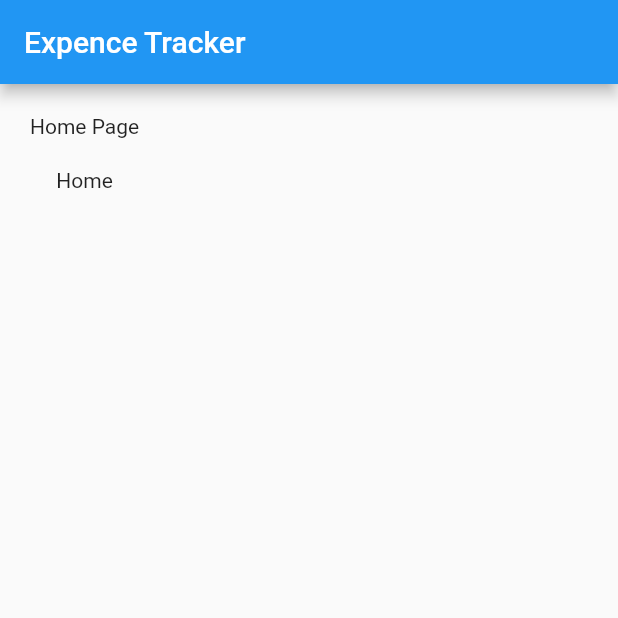
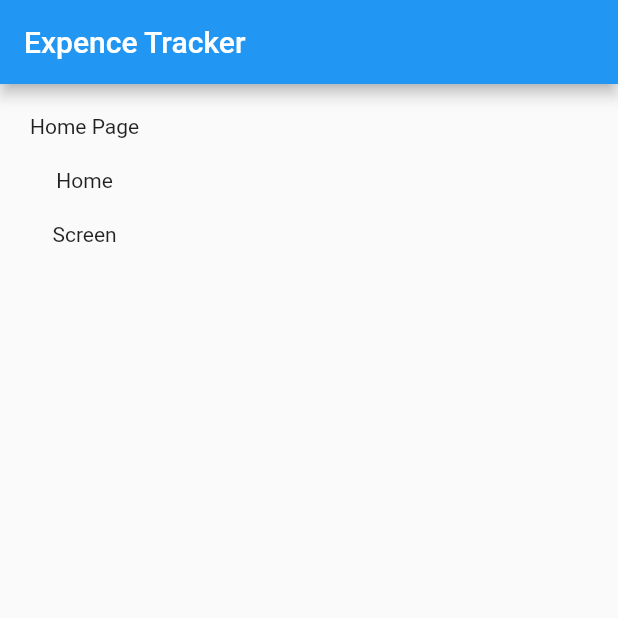
Before and after one commit to omitkumar86/household_expence_tracker, a Flutter app: the screen it shows after launch, on a phone screen of 412 x 824 dp, the top half of it. Run offline on Flutter 3.47's test engine with Material 2 defaults, Android fonts, the phone set to English and light mode, and no system bars.

Commit message:
Update home page

```diff
--- a/lib/screen/home_page.dart
+++ b/lib/screen/home_page.dart
@@ -27,6 +27,12 @@ class _HomePageState extends State<HomePage> {
             Container(
               child: Text('Home'),
             ),
+            SizedBox(
+              height: 20,
+            ),
+            Container(
+              child: Text('Screen'),
+            ),
           ],
         ),
       )
```
